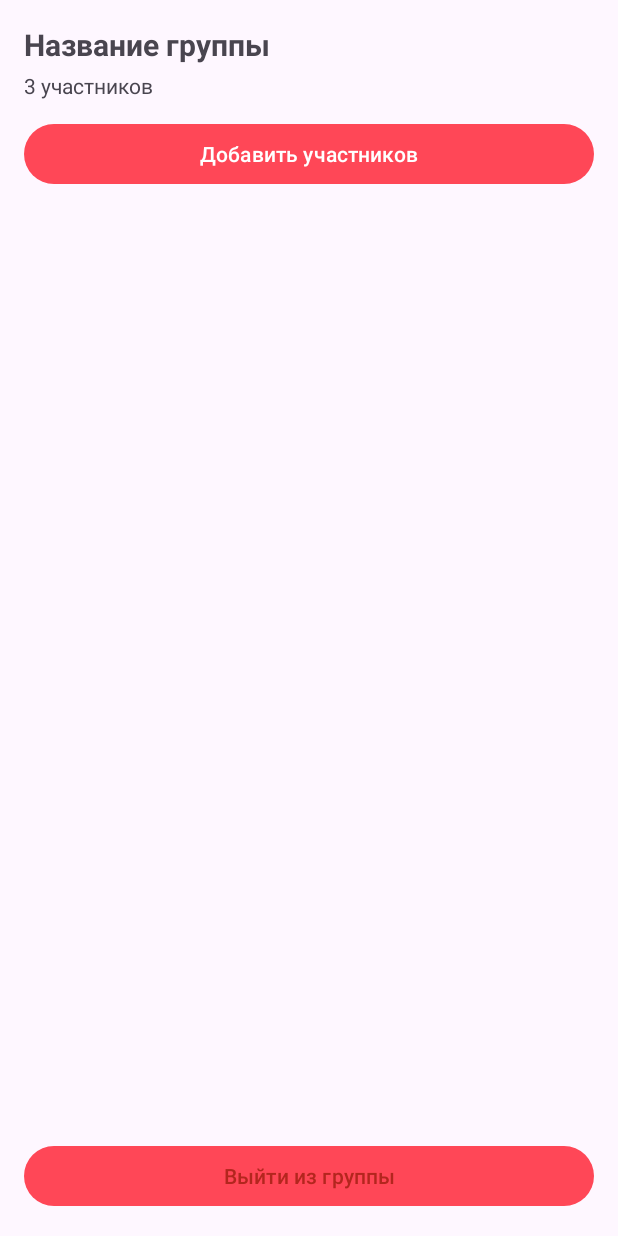
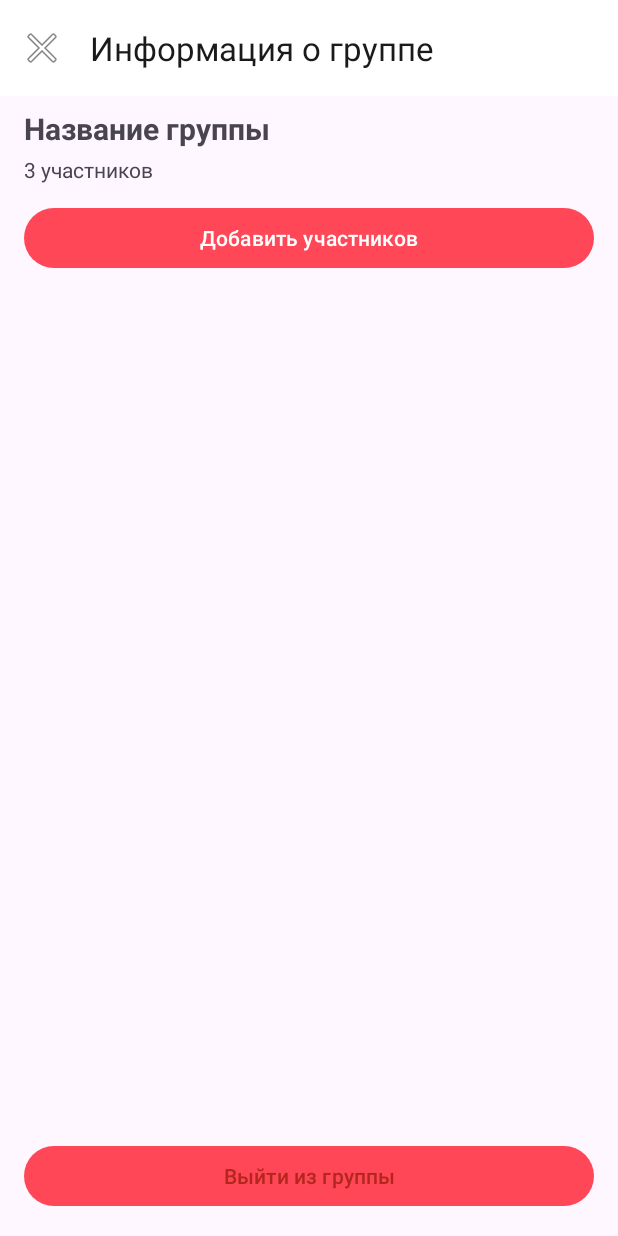
Before and after one commit to GrafNFS/IG-Messenger, an Android app: the GroupInfoActivity screen opened directly, with no data from a screen before it, on a phone screen of 412 x 824 dp. Run offline under Robolectric (Android 15) with nearby library versions, the phone set to English and light mode, and no system bars; network calls fail; 2 statements that could not run were skipped.

Commit message:
group chat disign fix finish sprint 3

```diff
--- a/app/src/main/java/ru/insolent/castoms/ig/ChatActivity.kt
+++ b/app/src/main/java/ru/insolent/castoms/ig/ChatActivity.kt
@@ -11,9 +11,7 @@ import android.content.pm.PackageManager
 import android.media.MediaRecorder
 import android.net.Uri
 import android.os.Bundle
-import android.os.Environment
 import android.provider.MediaStore
-import android.util.Base64
 import android.util.Log
 import android.view.MotionEvent
 import android.view.View
--- a/app/src/main/java/ru/insolent/castoms/ig/SplashActivity.kt
+++ b/app/src/main/java/ru/insolent/castoms/ig/SplashActivity.kt
@@ -1,7 +1,6 @@
 package ru.insolent.castoms.ig
 
 import android.Manifest
-import android.R.id.progress
 import android.animation.ObjectAnimator
 import android.content.Intent
 import android.content.pm.PackageManager
@@ -22,7 +21,6 @@ import androidx.appcompat.app.AppCompatActivity
 import androidx.core.app.ActivityCompat
 import androidx.core.content.ContextCompat
 import androidx.lifecycle.lifecycleScope
-import com.google.android.material.progressindicator.LinearProgressIndicator
 import kotlinx.coroutines.Dispatchers
 import kotlinx.coroutines.launch
 import kotlinx.coroutines.withContext
--- a/app/src/main/java/ru/insolent/castoms/ig/groups/AddMembersActivity.kt
+++ b/app/src/main/java/ru/insolent/castoms/ig/groups/AddMembersActivity.kt
@@ -27,6 +27,10 @@ class AddMembersActivity : AppCompatActivity() {
         super.onCreate(savedInstanceState)
         binding = ActivityAddMembersBinding.inflate(layoutInflater)
         setContentView(binding.root)
+
+        setSupportActionBar(binding.toolbar)
+        supportActionBar?.setDisplayHomeAsUpEnabled(true)
+        binding.toolbar.setNavigationOnClickListener { finish() }
 
         groupId = intent.getStringExtra("EXTRA_GROUP_ID") ?: run { finish(); return }
         groupManager = GroupManager(this)
--- a/app/src/main/java/ru/insolent/castoms/ig/groups/CreateGroupActivity.kt
+++ b/app/src/main/java/ru/insolent/castoms/ig/groups/CreateGroupActivity.kt
@@ -28,6 +28,10 @@ class CreateGroupActivity : AppCompatActivity() {
         super.onCreate(savedInstanceState)
         binding = ActivityCreateGroupBinding.inflate(layoutInflater)
         setContentView(binding.root)
+
+        setSupportActionBar(binding.toolbar)
+        supportActionBar?.setDisplayHomeAsUpEnabled(true)
+        binding.toolbar.setNavigationOnClickListener { finish() }
 
         pickerAdapter = GroupMemberPickerAdapter()
         binding.listMembers.layoutManager = LinearLayoutManager(this)
--- a/app/src/main/java/ru/insolent/castoms/ig/groups/GroupInfoActivity.kt
+++ b/app/src/main/java/ru/insolent/castoms/ig/groups/GroupInfoActivity.kt
@@ -30,6 +30,10 @@ class GroupInfoActivity : AppCompatActivity() {
         super.onCreate(savedInstanceState)
         binding = ActivityGroupInfoBinding.inflate(layoutInflater)
         setContentView(binding.root)
+
+        setSupportActionBar(binding.toolbar)
+        supportActionBar?.setDisplayHomeAsUpEnabled(true)
+        binding.toolbar.setNavigationOnClickListener { finish() }
 
         groupId = intent.getStringExtra("EXTRA_GROUP_ID") ?: run { finish(); return }
         myId = SessionManager(this).getUserId() ?: ""
--- a/app/src/main/java/ru/insolent/castoms/ig/groups/NewChatActivity.kt
+++ b/app/src/main/java/ru/insolent/castoms/ig/groups/NewChatActivity.kt
@@ -38,6 +38,8 @@ class NewChatActivity : AppCompatActivity() {
         binding.btnCreateGroup.setOnClickListener {
             startActivity(Intent(this, CreateGroupActivity::class.java))
         }
+
+        binding.listContacts.divider = null
 
         binding.listContacts.setOnItemClickListener { _, _, position, _ ->
             val adapter = binding.listContacts.adapter as ArrayAdapter<String>
--- a/app/src/main/res/layout/activity_group_info.xml
+++ b/app/src/main/res/layout/activity_group_info.xml
@@ -2,8 +2,27 @@
 <LinearLayout xmlns:android="http://schemas.android.com/apk/res/android"
     android:layout_width="match_parent"
     android:layout_height="match_parent"
+    xmlns:app="http://schemas.android.com/apk/res-auto"
     android:orientation="vertical"
-    android:padding="16dp">
+    android:fitsSystemWindows="true">
+    <com.google.android.material.appbar.AppBarLayout
+        android:layout_width="match_parent"
+        android:layout_height="wrap_content"
+        android:background="@color/white"
+        android:elevation="4dp"
+        app:layout_constraintEnd_toEndOf="parent"
+        app:layout_constraintStart_toStartOf="parent"
+        app:layout_constraintTop_toTopOf="parent">
+
+        <com.google.android.material.appbar.MaterialToolbar
+            android:id="@+id/toolbar"
+            android:layout_width="match_parent"
+            android:layout_height="?attr/actionBarSize"
+            app:navigationIcon="@android:drawable/ic_menu_close_clear_cancel"
+            app:title="@string/nav_info_chat"
+            app:titleTextColor="@color/text_primary_light" />
+
+    </com.google.android.material.appbar.AppBarLayout>
 
     <TextView
         android:id="@+id/tvGroupName"
@@ -11,12 +30,17 @@
         android:layout_height="wrap_content"
         android:textSize="20sp"
         android:textStyle="bold"
+        android:layout_marginTop="8dp"
+        android:layout_marginStart="16dp"
+        android:layout_marginEnd="16dp"
         android:text="Название группы" />
 
     <TextView
         android:id="@+id/tvMemberCount"
         android:layout_width="match_parent"
         android:layout_height="wrap_content"
+        android:layout_marginStart="16dp"
+        android:layout_marginEnd="16dp"
         android:layout_marginTop="4dp"
         android:textColor="?android:attr/textColorSecondary"
         android:text="3 участников" />
@@ -25,6 +49,8 @@
         android:id="@+id/btnAddMembers"
         android:layout_width="match_parent"
         android:layout_height="wrap_content"
+        android:layout_marginStart="16dp"
+        android:layout_marginEnd="16dp"
         android:layout_marginTop="12dp"
         android:text="Добавить участников" />
 
@@ -33,13 +59,18 @@
         android:layout_width="match_parent"
         android:layout_height="0dp"
         android:layout_weight="1"
+        android:layout_marginStart="16dp"
+        android:layout_marginEnd="16dp"
         android:layout_marginTop="8dp" />
 
     <Button
         android:id="@+id/btnLeave"
         android:layout_width="match_parent"
         android:layout_height="wrap_content"
+        android:layout_marginStart="16dp"
+        android:layout_marginEnd="16dp"
         android:layout_marginTop="8dp"
+        android:layout_marginBottom="16dp"
         android:text="Выйти из группы"
         android:textColor="?attr/colorError" />
 
--- a/app/src/main/res/layout/activity_new_chat.xml
+++ b/app/src/main/res/layout/activity_new_chat.xml
@@ -3,7 +3,8 @@
     android:layout_width="match_parent"
     android:layout_height="match_parent"
     xmlns:app="http://schemas.android.com/apk/res-auto"
-    android:orientation="vertical">
+    android:orientation="vertical"
+    android:fitsSystemWindows="true">
     <com.google.android.material.appbar.AppBarLayout
         android:layout_width="match_parent"
         android:layout_height="wrap_content"
@@ -28,6 +29,7 @@
             android:layout_marginStart="16dp"
             android:layout_marginEnd="16dp"
             android:layout_marginBottom="8dp"
+            android:layout_marginTop="8dp"
             android:background="@drawable/bg_input_field"
             android:drawableStart="@drawable/ic_search"
             android:hint="@string/search_new_contacts"
--- a/app/src/main/res/values/strings.xml
+++ b/app/src/main/res/values/strings.xml
@@ -7,6 +7,9 @@
     <string name="nav_contacts">Контакты</string>
     <string name="nav_settings">Настройки</string>
     <string name="nav_new_chat">Новое сообщение</string>
+    <string name="nav_info_chat">Информация о группе</string>
+    <string name="nav_add_members_chat">Добавить учасника</string>
+    <string name="nav_create_grup_chat">Создать группу</string>
 
     <!-- Поиск -->
     <string name="search_messages">Поиск чатов</string>
```
Also changed, not shown: app/src/main/java/ru/insolent/castoms/ig/chat/ChatViewModel.kt (+43 -7 lines), app/src/main/java/ru/insolent/castoms/ig/database/ConversationDao.kt (+6 -6 lines), app/src/main/java/ru/insolent/castoms/ig/model/AppCheckVersion.kt (+8 -0 lines), app/src/main/java/ru/insolent/castoms/ig/network/ApiService.kt (+113 -6 lines), app/src/main/java/ru/insolent/castoms/ig/network/UserProfileDto.kt (+17 -0 lines), app/src/main/java/ru/insolent/castoms/ig/utils/AutoUpdaterManager.kt (+0 -7 lines), app/src/main/java/ru/insolent/castoms/ig/workers/MediaUploadWorker.kt (renamed from app/src/main/java/ru/insolent/castoms/ig/service/MediaUploadWorker.kt, +11 -6 lines), app/src/main/res/layout/activity_add_members.xml (+38 -6 lines), app/src/main/res/layout/activity_create_group.xml (+33 -2 lines), 1 other file.
